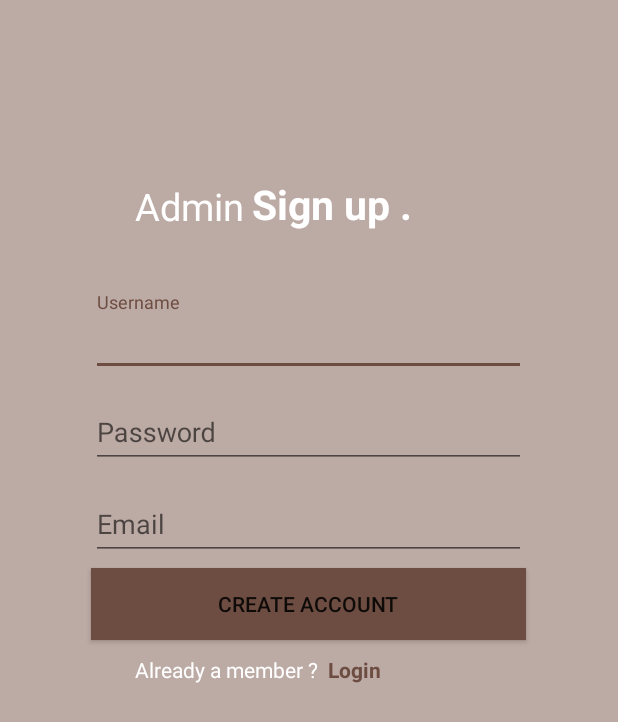
After one commit to Farhandroid/BusManagementSystem_DBChanged, an Android app: the SignUp screen opened directly, with no data from a screen before it, on a phone screen of 412 x 824 dp. The commit adds this screen. Shown: the top 722 px of the screen. Run offline under Robolectric (Android 15) with nearby library versions, the phone set to English and light mode, and no system bars.

Commit message:
Sign in and sign up activity with slide animation added

```diff
--- a/app/src/main/AndroidManifest.xml
+++ b/app/src/main/AndroidManifest.xml
@@ -16,6 +16,11 @@
                 <category android:name="android.intent.category.LAUNCHER" />
             </intent-filter>
         </activity>
+        <activity android:name=".SignIn">
+        </activity>
+
+        <activity android:name=".SignUp">
+        </activity>
     </application>
 
 </manifest>
--- /dev/null
+++ b/app/src/main/java/tanvir/busmanagementsystem/SignUp.java
@@ -0,0 +1,39 @@
+package tanvir.busmanagementsystem;
+
+import android.content.Intent;
+import android.support.v7.app.AppCompatActivity;
+import android.os.Bundle;
+import android.view.View;
+
+public class SignUp extends AppCompatActivity {
+
+    @Override
+    protected void onCreate(Bundle savedInstanceState) {
+        super.onCreate(savedInstanceState);
+        setContentView(R.layout.activity_sign_up);
+    }
+
+    public void startSignInPage(View view) {
+
+        Intent myIntent = new Intent(SignUp.this, SignIn.class);
+        myIntent.addFlags(Intent.FLAG_ACTIVITY_NO_HISTORY);
+        SignUp.this.startActivity(myIntent);
+        overridePendingTransition(R.anim.left_in,R.anim.left_out);
+        finish();
+
+    }
+
+    public void onBackPressed()
+    {
+        super.onBackPressed();
+
+        Intent myIntent = new Intent(SignUp.this, MainActivity.class);
+        myIntent.addFlags(Intent.FLAG_ACTIVITY_NO_HISTORY);
+        SignUp.this.startActivity(myIntent);
+        overridePendingTransition(R.anim.right_in,R.anim.right_out);
+        finish();
+
+    }
+
+
+}
--- /dev/null
+++ b/app/src/main/res/anim/left_in.xml
@@ -0,0 +1,9 @@
+<?xml version="1.0" encoding="utf-8"?>
+<set xmlns:android="http://schemas.android.com/apk/res/android">
+
+    <translate
+        android:fromXDelta="100%p"
+        android:toXDelta="0"
+        android:duration="600"/>
+
+</set>
--- /dev/null
+++ b/app/src/main/res/anim/left_out.xml
@@ -0,0 +1,9 @@
+<?xml version="1.0" encoding="utf-8"?>
+<set xmlns:android="http://schemas.android.com/apk/res/android">
+
+    <translate
+        android:fromXDelta="0"
+        android:toXDelta="-100%p"
+        android:duration="600"/>
+
+</set>
--- /dev/null
+++ b/app/src/main/res/anim/right_in.xml
@@ -0,0 +1,9 @@
+<?xml version="1.0" encoding="utf-8"?>
+<set xmlns:android="http://schemas.android.com/apk/res/android">
+
+    <translate
+        android:fromXDelta="-100%p"
+        android:toXDelta="0"
+        android:duration="600"/>
+
+</set>
--- /dev/null
+++ b/app/src/main/res/anim/right_out.xml
@@ -0,0 +1,9 @@
+<?xml version="1.0" encoding="utf-8"?>
+<set xmlns:android="http://schemas.android.com/apk/res/android">
+
+    <translate
+        android:fromXDelta="0"
+        android:toXDelta="100%p"
+        android:duration="600"/>
+
+</set>
--- /dev/null
+++ b/app/src/main/res/layout/activity_sign_up.xml
@@ -0,0 +1,127 @@
+<?xml version="1.0" encoding="utf-8"?>
+<RelativeLayout
+    xmlns:android="http://schemas.android.com/apk/res/android"
+    xmlns:app="http://schemas.android.com/apk/res-auto"
+    xmlns:tools="http://schemas.android.com/tools"
+    android:layout_width="match_parent"
+    android:layout_height="match_parent"
+    android:background="#BCAAA4"
+    tools:context="tanvir.busmanagementsystem.SignUp">
+
+    <TextView
+        android:layout_marginLeft="90dp"
+        android:layout_marginTop="120dp"
+        android:textColor="#FFFFFF"
+        android:textSize="25sp"
+        android:id="@+id/adminInSignUpPageTV"
+        android:layout_width="wrap_content"
+        android:text="Admin"
+        android:layout_height="wrap_content" />
+
+    <TextView
+        android:layout_marginLeft="5dp"
+        android:textColor="#FFFFFF"
+        android:layout_toRightOf="@id/adminInSignUpPageTV"
+        android:layout_alignBottom="@id/adminInSignUpPageTV"
+        android:textSize="27sp"
+        android:id="@+id/signUpTv"
+        android:layout_width="wrap_content"
+        android:text="Sign up ."
+        android:textStyle="bold"
+        android:layout_height="wrap_content" />
+
+    <android.support.design.widget.TextInputLayout
+        android:layout_marginTop="40dp"
+        android:layout_below="@id/adminInSignUpPageTV"
+        android:layout_centerHorizontal="true"
+        android:id="@+id/userNameInSignUpPage"
+        android:layout_width="290dp"
+        android:layout_height="wrap_content"
+        >
+
+        <EditText
+            android:id="@+id/passwordInSignUpActivity"
+            android:layout_width="match_parent"
+            android:layout_height="wrap_content"
+            android:hint="Username" />
+
+    </android.support.design.widget.TextInputLayout>
+
+
+    <android.support.design.widget.TextInputLayout
+        android:layout_below="@id/userNameInSignUpPage"
+        android:layout_marginTop="5dp"
+        android:layout_centerHorizontal="true"
+        android:id="@+id/passwordLayoutInSignUpPage"
+        android:layout_width="290dp"
+        android:layout_height="wrap_content"
+        >
+
+        <EditText
+
+            android:id="@+id/userNameInSignUP"
+            android:layout_width="match_parent"
+            android:layout_height="wrap_content"
+            android:hint="Password" />
+
+    </android.support.design.widget.TextInputLayout>
+
+
+    <android.support.design.widget.TextInputLayout
+        android:layout_below="@id/passwordLayoutInSignUpPage"
+        android:layout_marginTop="5dp"
+        android:layout_centerHorizontal="true"
+        android:id="@+id/gmailLayoutInSignUpPage"
+        android:layout_width="290dp"
+        android:layout_height="wrap_content"
+        >
+
+        <EditText
+
+            android:id="@+id/emailInSignUP"
+            android:layout_width="match_parent"
+            android:layout_height="wrap_content"
+            android:hint="Email" />
+
+    </android.support.design.widget.TextInputLayout>
+
+    <Button
+        android:id="@+id/signUpBTN"
+        tools:mockup_opacity="@android:integer/config_longAnimTime"
+        android:text="Create Account"
+        android:layout_marginTop="5dp"
+        android:background="@color/colorAccent"
+        android:layout_centerHorizontal="true"
+        android:layout_width="290dp"
+        android:layout_below="@id/gmailLayoutInSignUpPage"
+        android:layout_height="wrap_content" />
+
+    <TextView
+        android:layout_marginTop="10dp"
+        android:layout_below="@id/signUpBTN"
+        android:text="Already a member ? "
+        android:id="@+id/member"
+        android:layout_marginLeft="90dp"
+        android:textColor="@color/white"
+        android:layout_width="wrap_content"
+        android:layout_height="wrap_content" />
+
+
+    <TextView
+        android:clickable="true"
+        android:onClick="startSignInPage"
+        android:layout_toRightOf="@id/member"
+        android:layout_alignBottom="@id/member"
+        android:layout_below="@id/signUpBTN"
+        android:text=" Login "
+        android:textStyle="bold"
+        android:layout_marginTop="10dp"
+        android:textColor="@color/colorPrimaryDark"
+        android:layout_width="wrap_content"
+        android:layout_height="wrap_content" />
+
+
+
+
+
+</RelativeLayout>
--- a/app/src/main/res/menu/drawer_menu.xml
+++ b/app/src/main/res/menu/drawer_menu.xml
@@ -9,8 +9,8 @@
             android:title="Home"
             />
         <item
-            android:id="@+id/Setting"
-            android:title="Setting"
+            android:id="@+id/login"
+            android:title="login"
             />
     </group>
 
--- a/app/src/main/res/values/colors.xml
+++ b/app/src/main/res/values/colors.xml
@@ -3,4 +3,5 @@
     <color name="colorPrimary">#795548</color>
     <color name="colorPrimaryDark">#6D4C41</color>
     <color name="colorAccent">#6D4C41</color>
+    <color name="white">#FFFFFF</color>
 </resources>
```
Also changed, not shown: app/src/main/java/tanvir/busmanagementsystem/MainActivity.java (+24 -0 lines), app/src/main/java/tanvir/busmanagementsystem/SignIn.java (added, +40 -0 lines), app/src/main/res/drawable/button_shape_default_rounded.xml (added, +9 -0 lines), app/src/main/res/drawable/edittextstyleforlogin.xml (added, +9 -0 lines), app/src/main/res/layout/activity_sign_in.xml (added, +117 -0 lines).
